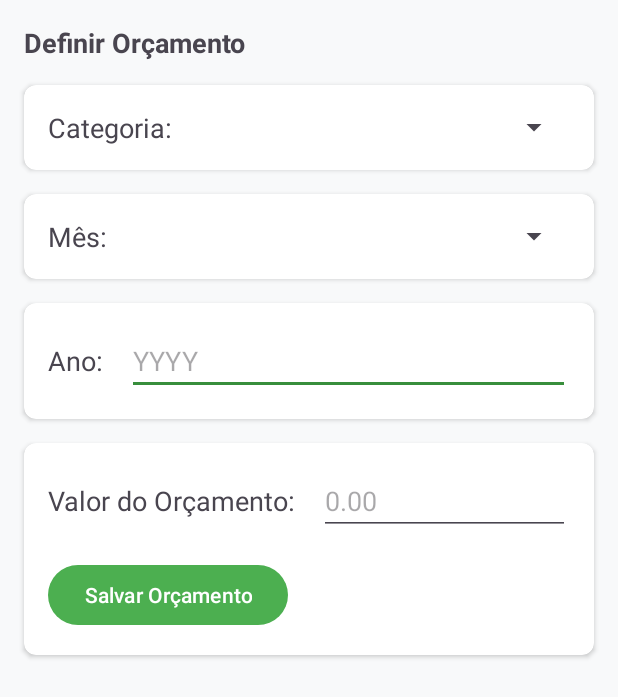
After one commit to BrenoAAntonio/Calculadora-de-gastos-diarios, an Android app: the layout activity_definir_orcamento_content.xml on its own in the app's theme, with its tools: preview values and no code run, on a phone screen of 412 x 824 dp. The commit adds this screen. Shown: the top 697 px of the screen. Run offline under Robolectric (Android 15) with nearby library versions, the phone set to English and light mode, and no system bars.

Commit message:
adicionado o menu sanduiche na tela de ddefinir orçamente e melhorado os labels

```diff
--- a/app/src/main/java/calculadoraGastos/Acme/view/activities/DefinirOrcamentoActivity.kt
+++ b/app/src/main/java/calculadoraGastos/Acme/view/activities/DefinirOrcamentoActivity.kt
@@ -12,7 +12,7 @@ import kotlinx.coroutines.Dispatchers
 import kotlinx.coroutines.launch
 import kotlinx.coroutines.withContext
 
-class DefinirOrcamentoActivity : AppCompatActivity() {
+class DefinirOrcamentoActivity : BaseActivity() {
 
     private lateinit var spinnerCategoria: Spinner
     private lateinit var spinnerMes: Spinner
@@ -25,9 +25,7 @@ class DefinirOrcamentoActivity : AppCompatActivity() {
 
     override fun onCreate(savedInstanceState: Bundle?) {
         super.onCreate(savedInstanceState)
-        setContentView(R.layout.activity_definir_orcamento)
-
-        supportActionBar?.setDisplayHomeAsUpEnabled(true)
+        setContentLayout(R.layout.activity_definir_orcamento_content)
 
         spinnerCategoria = findViewById(R.id.spinnerCategoriaOrcamento)
         spinnerMes = findViewById(R.id.spinnerMesOrcamento)
@@ -73,7 +71,7 @@ class DefinirOrcamentoActivity : AppCompatActivity() {
 
     private fun salvarOrcamento() {
         val categoriaSelecionada = spinnerCategoria.selectedItem.toString()
-        val mesSelecionado = spinnerMes.selectedItemPosition + 1 // Janeiro é 0
+        val mesSelecionado = spinnerMes.selectedItemPosition + 1
         val anoTexto = editTextAno.text.toString().trim()
         val valorTexto = editTextValor.text.toString().trim()
 
@@ -102,9 +100,4 @@ class DefinirOrcamentoActivity : AppCompatActivity() {
             Toast.makeText(this, "Preencha todos os campos", Toast.LENGTH_SHORT).show()
         }
     }
-
-    override fun onSupportNavigateUp(): Boolean {
-        onBackPressedDispatcher.onBackPressed()
-        return true
-    }
 }
--- /dev/null
+++ b/app/src/main/res/layout/activity_definir_orcamento_content.xml
@@ -0,0 +1,179 @@
+<?xml version="1.0" encoding="utf-8"?>
+<androidx.constraintlayout.widget.ConstraintLayout xmlns:android="http://schemas.android.com/apk/res/android"
+    xmlns:app="http://schemas.android.com/apk/res-auto"
+    xmlns:tools="http://schemas.android.com/tools"
+    android:layout_width="match_parent"
+    android:layout_height="match_parent"
+    android:background="#F8F9FA">
+
+    <TextView
+        android:id="@+id/tvTituloPagina"
+        android:layout_width="wrap_content"
+        android:layout_height="wrap_content"
+        android:layout_marginStart="16dp"
+        android:layout_marginTop="16dp"
+        android:text="Definir Orçamento"
+        android:textSize="18sp"
+        android:textStyle="bold"
+        app:layout_constraintStart_toStartOf="parent"
+        app:layout_constraintTop_toTopOf="parent" />
+
+    <androidx.cardview.widget.CardView
+        android:id="@+id/cardCategoria"
+        android:layout_width="0dp"
+        android:layout_height="wrap_content"
+        android:layout_marginStart="16dp"
+        android:layout_marginTop="16dp"
+        android:layout_marginEnd="16dp"
+        app:cardBackgroundColor="@color/white"
+        app:cardCornerRadius="8dp"
+        app:cardElevation="2dp"
+        app:layout_constraintTop_toBottomOf="@id/tvTituloPagina"
+        app:layout_constraintStart_toStartOf="parent"
+        app:layout_constraintEnd_toEndOf="parent">
+
+        <LinearLayout
+            android:layout_width="match_parent"
+            android:layout_height="wrap_content"
+            android:orientation="horizontal"
+            android:padding="16dp">
+
+            <TextView
+                android:layout_width="wrap_content"
+                android:layout_height="wrap_content"
+                android:text="Categoria:"
+                android:textSize="18sp" />
+
+            <Spinner
+                android:id="@+id/spinnerCategoriaOrcamento"
+                android:layout_width="0dp"
+                android:layout_height="wrap_content"
+                android:layout_marginStart="16dp"
+                android:layout_weight="1" />
+        </LinearLayout>
+    </androidx.cardview.widget.CardView>
+
+    <androidx.cardview.widget.CardView
+        android:id="@+id/cardMes"
+        android:layout_width="0dp"
+        android:layout_height="wrap_content"
+        android:layout_marginStart="16dp"
+        android:layout_marginTop="16dp"
+        android:layout_marginEnd="16dp"
+        app:cardBackgroundColor="@color/white"
+        app:cardCornerRadius="8dp"
+        app:cardElevation="2dp"
+        app:layout_constraintTop_toBottomOf="@id/cardCategoria"
+        app:layout_constraintStart_toStartOf="parent"
+        app:layout_constraintEnd_toEndOf="parent">
+
+        <LinearLayout
+            android:layout_width="match_parent"
+            android:layout_height="wrap_content"
+            android:orientation="horizontal"
+            android:padding="16dp">
+
+            <TextView
+                android:layout_width="wrap_content"
+                android:layout_height="wrap_content"
+                android:text="Mês:"
+                android:textSize="18sp" />
+
+            <Spinner
+                android:id="@+id/spinnerMesOrcamento"
+                android:layout_width="0dp"
+                android:layout_height="wrap_content"
+                android:layout_marginStart="16dp"
+                android:layout_weight="1" />
+        </LinearLayout>
+    </androidx.cardview.widget.CardView>
+
+    <androidx.cardview.widget.CardView
+        android:id="@+id/cardAno"
+        android:layout_width="0dp"
+        android:layout_height="wrap_content"
+        android:layout_marginStart="16dp"
+        android:layout_marginTop="16dp"
+        android:layout_marginEnd="16dp"
+        app:cardBackgroundColor="@color/white"
+        app:cardCornerRadius="8dp"
+        app:cardElevation="2dp"
+        app:layout_constraintTop_toBottomOf="@id/cardMes"
+        app:layout_constraintStart_toStartOf="parent"
+        app:layout_constraintEnd_toEndOf="parent">
+
+        <LinearLayout
+            android:layout_width="match_parent"
+            android:layout_height="wrap_content"
+            android:orientation="horizontal"
+            android:padding="16dp">
+
+            <TextView
+                android:layout_width="wrap_content"
+                android:layout_height="wrap_content"
+                android:text="Ano:"
+                android:textSize="18sp" />
+
+            <EditText
+                android:id="@+id/editTextAnoOrcamento"
+                android:layout_width="0dp"
+                android:layout_height="wrap_content"
+                android:layout_marginStart="16dp"
+                android:layout_weight="1"
+                android:inputType="number"
+                android:hint="YYYY" />
+        </LinearLayout>
+    </androidx.cardview.widget.CardView>
+
+    <androidx.cardview.widget.CardView
+        android:id="@+id/cardValorSalvar"
+        android:layout_width="0dp"
+        android:layout_height="wrap_content"
+        android:layout_marginStart="16dp"
+        android:layout_marginTop="16dp"
+        android:layout_marginEnd="16dp"
+        app:cardBackgroundColor="@color/white"
+        app:cardCornerRadius="8dp"
+        app:cardElevation="2dp"
+        app:layout_constraintTop_toBottomOf="@id/cardAno"
+        app:layout_constraintStart_toStartOf="parent"
+        app:layout_constraintEnd_toEndOf="parent">
+
+        <LinearLayout
+            android:layout_width="match_parent"
+            android:layout_height="wrap_content"
+            android:orientation="vertical"
+            android:padding="16dp">
+
+            <LinearLayout
+                android:layout_width="match_parent"
+                android:layout_height="wrap_content"
+                android:orientation="horizontal">
+
+                <TextView
+                    android:layout_width="wrap_content"
+                    android:layout_height="wrap_content"
+                    android:text="Valor do Orçamento:"
+                    android:textSize="18sp" />
+
+                <EditText
+                    android:id="@+id/editTextValorOrcamento"
+                    android:layout_width="0dp"
+                    android:layout_height="wrap_content"
+                    android:layout_marginStart="16dp"
+                    android:layout_weight="1"
+                    android:inputType="numberDecimal"
+                    android:hint="0.00" />
+            </LinearLayout>
+
+            <Button
+                android:id="@+id/btnSalvarOrcamento"
+                android:layout_width="wrap_content"
+                android:layout_height="wrap_content"
+                android:layout_marginTop="16dp"
+                android:text="Salvar Orçamento" />
+
+        </LinearLayout>
+    </androidx.cardview.widget.CardView>
+
+</androidx.constraintlayout.widget.ConstraintLayout>
```
